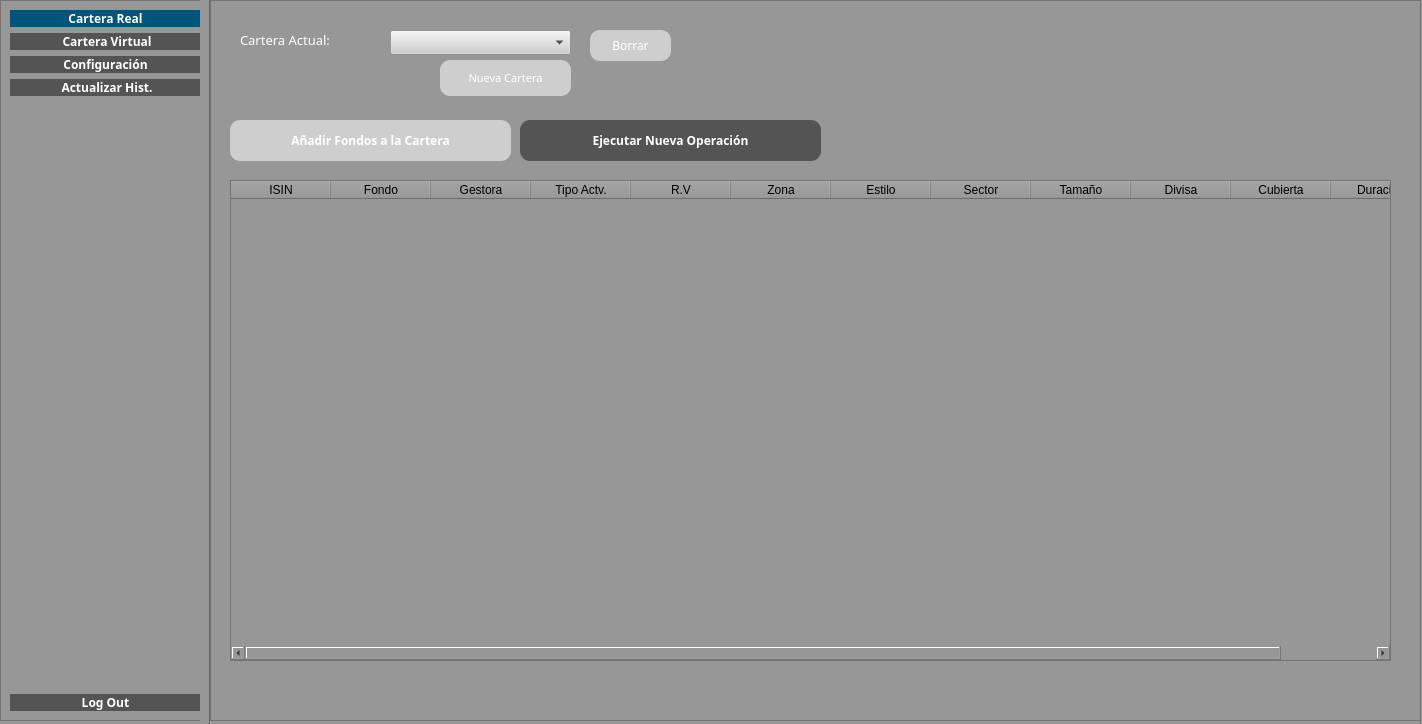
Above: src/GUI/PrincipalUsuario.ui from jesusramondovale/IngenicaSTS before the change. Below: the same form after it.
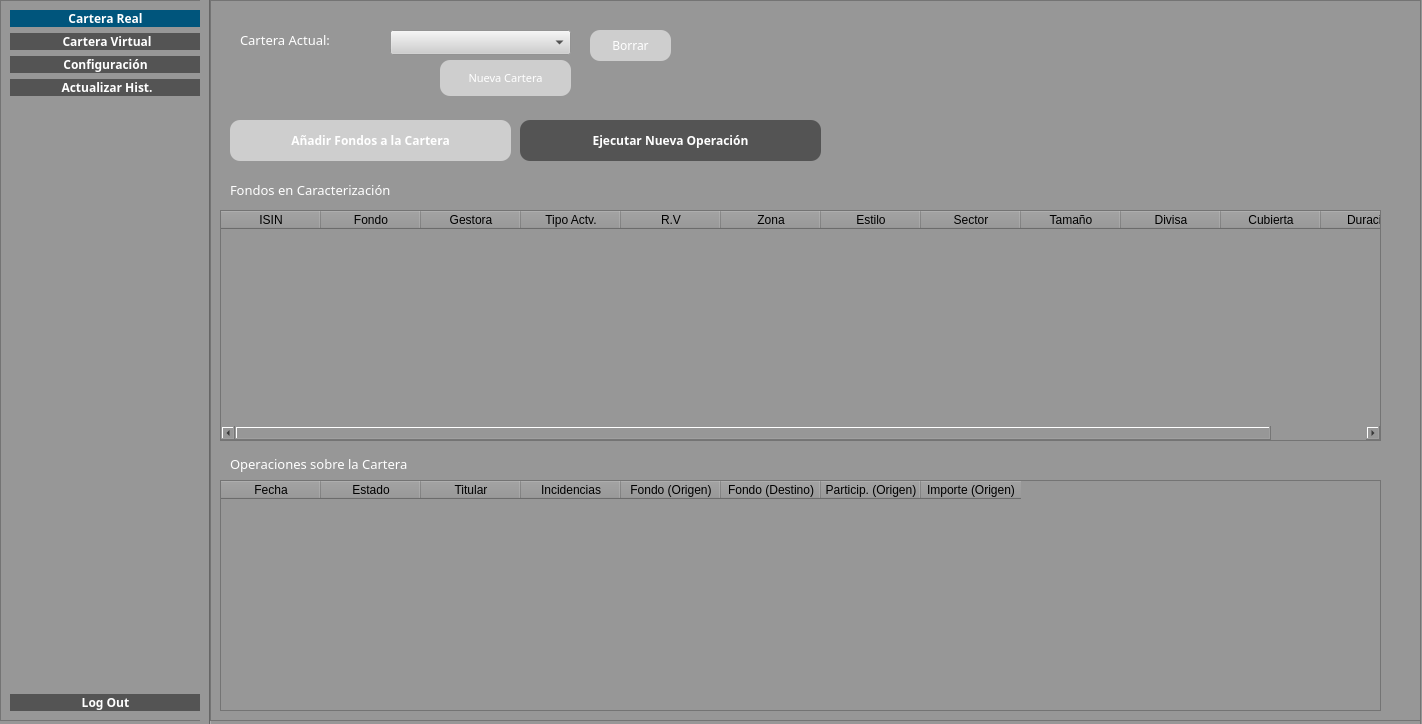
That is the form after the change. Icons and pictures are not drawn.

Commit message:
Añadido: Grabado de Operaciones de Cartera*
* Por añadir: Validaciones

Patch:
```diff
--- a/src/GUI/PrincipalUsuario.ui
+++ b/src/GUI/PrincipalUsuario.ui
@@ -843,10 +843,10 @@
     <widget class="QTableWidget" name="tableFondos">
      <property name="geometry">
       <rect>
-       <x>20</x>
-       <y>180</y>
+       <x>10</x>
+       <y>210</y>
        <width>1161</width>
-       <height>481</height>
+       <height>231</height>
       </rect>
      </property>
      <column>
@@ -941,6 +941,104 @@
       <bool>false</bool>
      </property>
     </widget>
+    <widget class="QLabel" name="label_4">
+     <property name="geometry">
+      <rect>
+       <x>20</x>
+       <y>180</y>
+       <width>231</width>
+       <height>19</height>
+      </rect>
+     </property>
+     <property name="font">
+      <font>
+       <family>Yu Gothic UI Light</family>
+       <pointsize>10</pointsize>
+       <weight>50</weight>
+       <bold>false</bold>
+      </font>
+     </property>
+     <property name="styleSheet">
+      <string notr="true"/>
+     </property>
+     <property name="text">
+      <string>Fondos en Caracterización</string>
+     </property>
+    </widget>
+    <widget class="QLabel" name="label_5">
+     <property name="geometry">
+      <rect>
+       <x>20</x>
+       <y>448</y>
+       <width>251</width>
+       <height>31</height>
+      </rect>
+     </property>
+     <property name="font">
+      <font>
+       <family>Yu Gothic UI Light</family>
+       <pointsize>10</pointsize>
+       <weight>50</weight>
+       <bold>false</bold>
+      </font>
+     </property>
+     <property name="styleSheet">
+      <string notr="true"/>
+     </property>
+     <property name="text">
+      <string>Operaciones sobre la Cartera</string>
+     </property>
+    </widget>
+    <widget class="QTableWidget" name="tableOperaciones">
+     <property name="geometry">
+      <rect>
+       <x>10</x>
+       <y>480</y>
+       <width>1161</width>
+       <height>231</height>
+      </rect>
+     </property>
+     <column>
+      <property name="text">
+       <string>Fecha</string>
+      </property>
+     </column>
+     <column>
+      <property name="text">
+       <string>Estado</string>
+      </property>
+     </column>
+     <column>
+      <property name="text">
+       <string>Titular</string>
+      </property>
+     </column>
+     <column>
+      <property name="text">
+       <string>Incidencias</string>
+      </property>
+     </column>
+     <column>
+      <property name="text">
+       <string>Fondo (Origen)</string>
+      </property>
+     </column>
+     <column>
+      <property name="text">
+       <string>Fondo (Destino)</string>
+      </property>
+     </column>
+     <column>
+      <property name="text">
+       <string>Particip. (Origen)</string>
+      </property>
+     </column>
+     <column>
+      <property name="text">
+       <string>Importe (Origen)</string>
+      </property>
+     </column>
+    </widget>
    </widget>
   </widget>
  </widget>
```
The commit also changes 5 other files.
